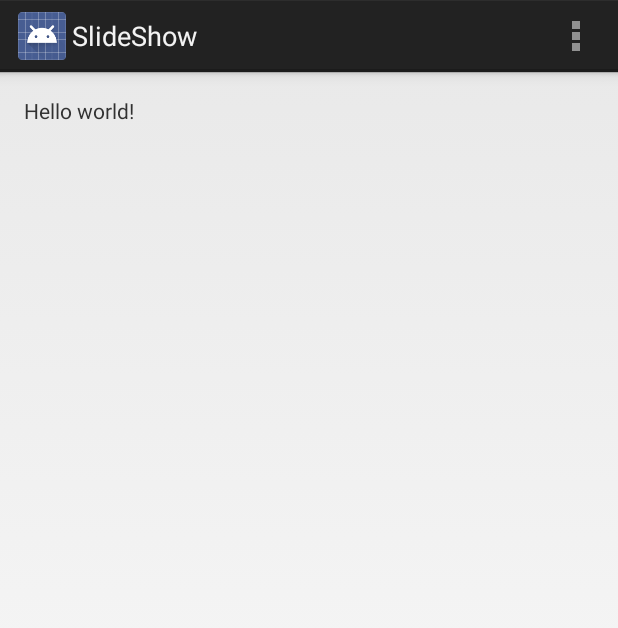
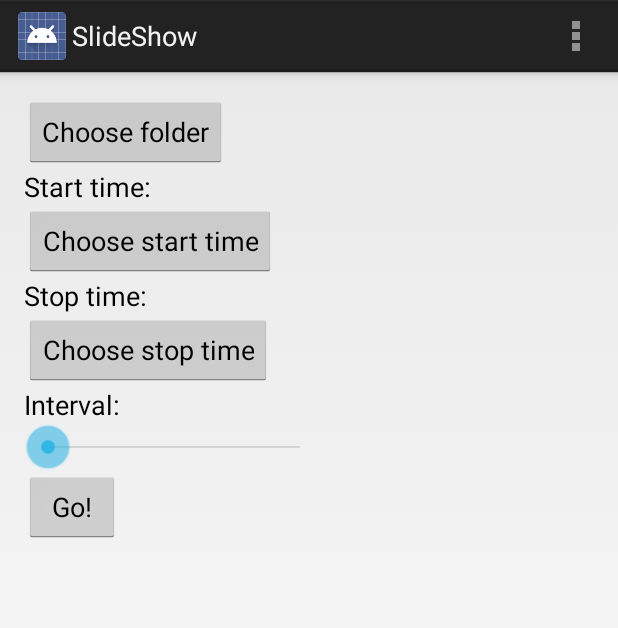
Before and after one commit to yakdmt/slideshow, an Android app: the screen it shows after launch (MainActivity), on a phone screen of 412 x 824 dp. Shown: the top 628 px of the screen. Run offline under Robolectric (Android 15) with nearby library versions, the phone set to English and light mode, and no system bars.

Commit message:
initial layout

```diff
--- a/app/src/main/java/com/stereo23/slideshow/MainActivity.java
+++ b/app/src/main/java/com/stereo23/slideshow/MainActivity.java
@@ -2,7 +2,9 @@ package com.stereo23.slideshow;
 
 import android.app.Activity;
 import android.app.ActionBar;
+import android.app.DialogFragment;
 import android.app.Fragment;
+import android.app.FragmentTransaction;
 import android.os.Bundle;
 import android.view.LayoutInflater;
 import android.view.Menu;
@@ -10,7 +12,11 @@ import android.view.MenuItem;
 import android.view.View;
 import android.view.ViewGroup;
 import android.os.Build;
+import android.widget.Button;
+import android.widget.Toast;
 
+import com.stereo23.slideshow.utilities.DirectoryChooserDialog;
+import com.stereo23.slideshow.utilities.TimePickerFragment;
 
 
 public class MainActivity extends Activity {
@@ -24,8 +30,9 @@ public class MainActivity extends Activity {
                     .add(R.id.container, new PlaceholderFragment())
                     .commit();
         }
+
+
     }
-
 
     @Override
     public boolean onCreateOptionsMenu(Menu menu) {
@@ -58,7 +65,67 @@ public class MainActivity extends Activity {
         public View onCreateView(LayoutInflater inflater, ViewGroup container,
                 Bundle savedInstanceState) {
             View rootView = inflater.inflate(R.layout.fragment_main, container, false);
+
             return rootView;
         }
+        @Override
+        public void onResume() {
+            super.onResume();
+            Button chooseButton = (Button) getActivity().findViewById(R.id.chooseButton);
+            chooseButton.setOnClickListener(new View.OnClickListener() {
+                private String m_chosenDir = "";
+                private boolean m_newFolderEnabled = true;
+
+                @Override
+                public void onClick(View v) {
+                    // Create DirectoryChooserDialog and register a callback
+                    DirectoryChooserDialog directoryChooserDialog =
+                            new DirectoryChooserDialog(getActivity(),
+                                    new DirectoryChooserDialog.ChosenDirectoryListener() {
+                                        @Override
+                                        public void onChosenDir(String chosenDir) {
+                                            m_chosenDir = chosenDir;
+                                            Toast.makeText(
+                                                    getActivity(), "Chosen directory: " +
+                                                            chosenDir, Toast.LENGTH_LONG).show();
+                                        }
+                                    });
+                    // Toggle new folder button enabling
+                    directoryChooserDialog.setNewFolderEnabled(m_newFolderEnabled);
+                    // Load directory chooser dialog for initial 'm_chosenDir' directory.
+                    // The registered callback will be called upon final directory selection.
+                    directoryChooserDialog.chooseDirectory(m_chosenDir);
+                    m_newFolderEnabled = ! m_newFolderEnabled;
+                }
+            });
+            Button startTimeButton = (Button) getActivity().findViewById(R.id.startTimeButton);
+            startTimeButton.setOnClickListener(new View.OnClickListener() {
+                @Override
+                public void onClick(View v) {
+                    DialogFragment newFragment = new TimePickerFragment();
+                    newFragment.show(getFragmentManager(), "timePicker");
+                }
+            });
+            Button stopTimeButton = (Button) getActivity().findViewById(R.id.stopTimeButton);
+            stopTimeButton.setOnClickListener(new View.OnClickListener() {
+                @Override
+                public void onClick(View v) {
+                    DialogFragment newFragment = new TimePickerFragment();
+                    newFragment.show(getFragmentManager(), "timePicker");
+                }
+            });
+            Button goButton = (Button) getActivity().findViewById(R.id.goButton);
+            goButton.setOnClickListener(new View.OnClickListener() {
+                @Override
+                public void onClick(View v) {
+                    getFragmentManager().beginTransaction()
+                            .replace(R.id.container, new SlideshowFragment())
+                            .addToBackStack(null)
+                            .commit();
+                }
+            });
+
+        }
     }
+
 }
--- /dev/null
+++ b/app/src/main/java/com/stereo23/slideshow/utilities/ChosenDirectoryListener.java
@@ -0,0 +1,8 @@
+package com.stereo23.slideshow.utilities;
+
+/**
+ * Created by Username on 05.09.2014.
+ */
+public interface ChosenDirectoryListener {
+    public void onChosenDir(String chosenDir);
+}
--- a/app/src/main/res/layout/fragment_main.xml
+++ b/app/src/main/res/layout/fragment_main.xml
@@ -1,16 +1,56 @@
-<RelativeLayout xmlns:android="http://schemas.android.com/apk/res/android"
+<LinearLayout xmlns:android="http://schemas.android.com/apk/res/android"
     xmlns:tools="http://schemas.android.com/tools"
     android:layout_width="match_parent"
     android:layout_height="match_parent"
+    android:orientation="vertical"
     android:paddingLeft="@dimen/activity_horizontal_margin"
     android:paddingRight="@dimen/activity_horizontal_margin"
     android:paddingTop="@dimen/activity_vertical_margin"
     android:paddingBottom="@dimen/activity_vertical_margin"
     tools:context=".MainActivity$PlaceholderFragment">
 
+    <Button
+        android:id="@+id/chooseButton"
+        android:text="@string/choose_folder"
+        android:layout_width="wrap_content"
+        android:layout_height="wrap_content" />
     <TextView
-        android:text="@string/hello_world"
+        android:layout_width="wrap_content"
+        android:layout_height="wrap_content"
+        android:textAppearance="?android:attr/textAppearanceMedium"
+        android:text="@string/start_time"
+        android:id="@+id/startTextView"/>
+    <Button
+        android:id="@+id/startTimeButton"
+        android:text="@string/choose_start_time"
+        android:layout_width="wrap_content"
+        android:layout_height="wrap_content" />
+    <TextView
+        android:layout_width="wrap_content"
+        android:layout_height="wrap_content"
+        android:textAppearance="?android:attr/textAppearanceMedium"
+        android:text="@string/stop_time"
+        android:id="@+id/stopTextView"/>
+    <Button
+        android:id="@+id/stopTimeButton"
+        android:text="@string/choose_stop_time"
+        android:layout_width="wrap_content"
+        android:layout_height="wrap_content" />
+    <TextView
+        android:layout_width="wrap_content"
+        android:layout_height="wrap_content"
+        android:textAppearance="?android:attr/textAppearanceMedium"
+        android:text="@string/interval"
+        android:id="@+id/intervalTextView"/>
+    <SeekBar
+        android:layout_width="200dp"
+        android:layout_height="wrap_content"
+        android:id="@+id/seekBar"/>
+    <Button
+        android:id="@+id/goButton"
+        android:text="@string/go"
         android:layout_width="wrap_content"
         android:layout_height="wrap_content" />
 
-</RelativeLayout>
+
+</LinearLayout>
--- a/app/src/main/res/values/strings.xml
+++ b/app/src/main/res/values/strings.xml
@@ -3,6 +3,12 @@
 
     <string name="app_name">SlideShow</string>
     <string name="hello_world">Hello world!</string>
+    <string name="choose_folder">Choose folder</string>
     <string name="action_settings">Settings</string>
-
+    <string name="start_time">Start time: </string>
+    <string name="stop_time">Stop time:</string>
+    <string name="interval">Interval:</string>
+    <string name="go">Go!</string>
+    <string name="choose_start_time">Choose start time</string>
+    <string name="choose_stop_time">Choose stop time</string>
 </resources>
```
Also changed, not shown: app/src/main/java/com/stereo23/slideshow/SlideshowFragment.java (added, +19 -0 lines), app/src/main/java/com/stereo23/slideshow/utilities/DirectoryChooserDialog.java (added, +328 -0 lines), app/src/main/java/com/stereo23/slideshow/utilities/TimePickerFragment.java (added, +33 -0 lines), app/src/main/res/layout/fragment_slideshow.xml (added, +13 -0 lines), app/src/main/res/drawable-xhdpi/empty.png (added).
